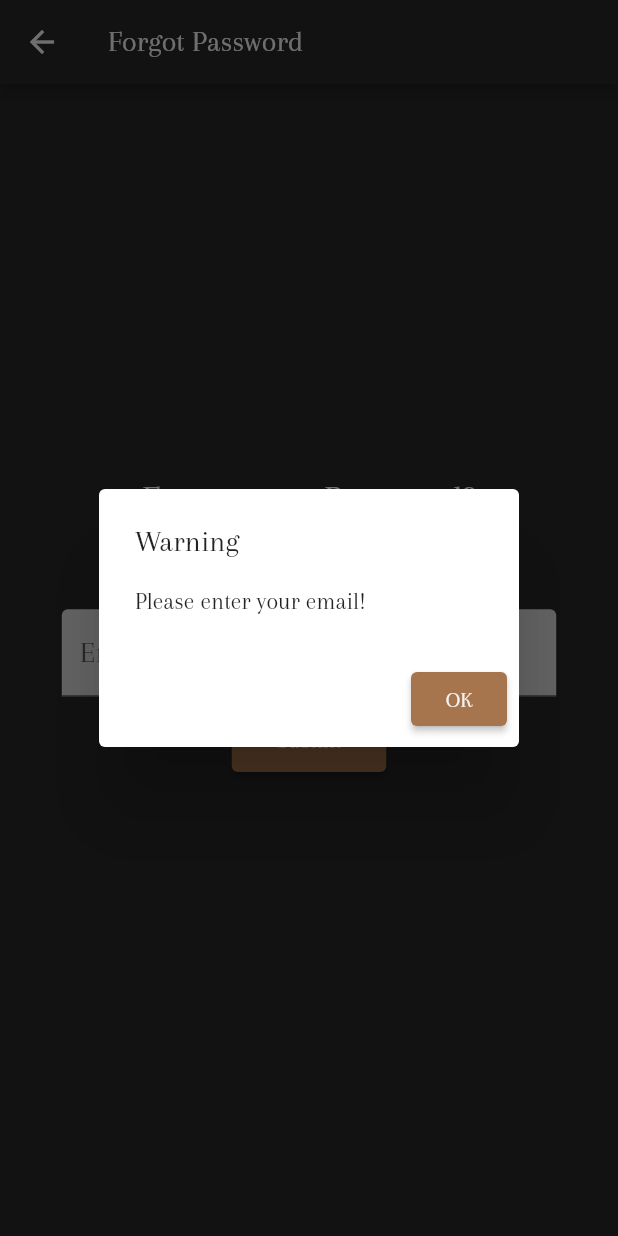
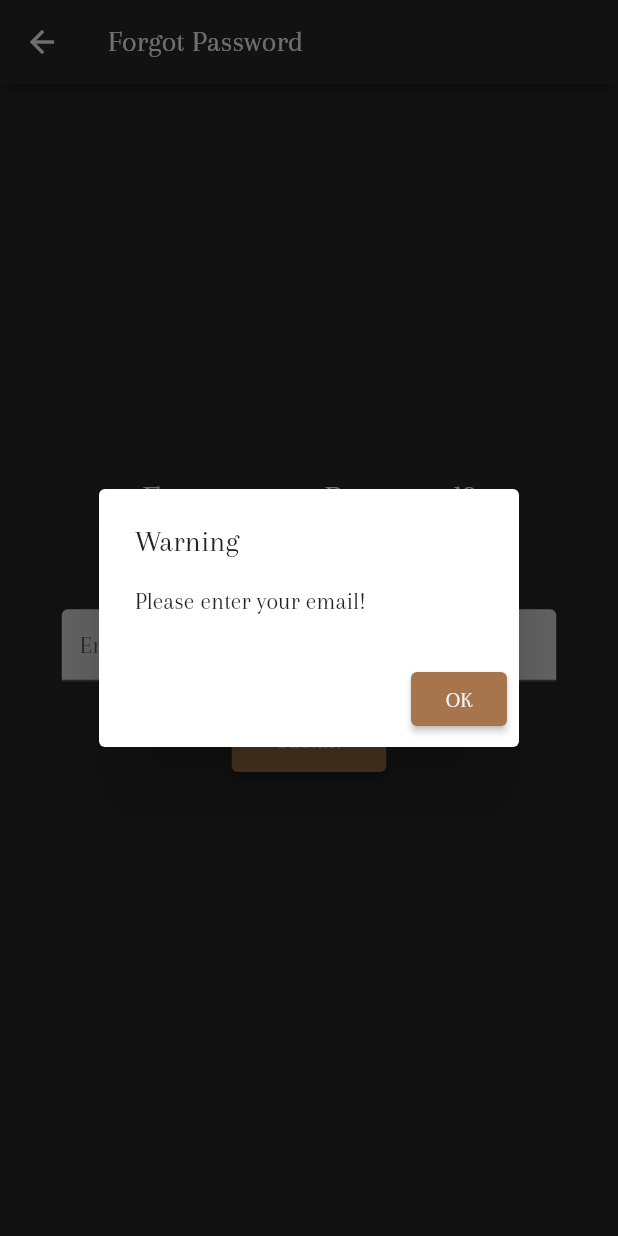
Before and after one commit to toastwareDevelopers/rent-car-with-driver-app, a Flutter app: the ForgotPasswordScreen screen opened by its route, after a tap on "Submit", on a phone screen of 412 x 824 dp. Run offline on Flutter 3.47's test engine with Material 2 defaults, Android fonts, the phone set to English and light mode, and no system bars; our stand-ins replace another_xlider, flutter_chat_bubble, flutter_datetime_picker, image_picker, socket_io_client; missing offline and left inert: iban; network calls fail.

Commit message:
warning messages and forgot password fix

```diff
--- a/lib/utils/warning_alert.dart
+++ b/lib/utils/warning_alert.dart
@@ -1,13 +1,13 @@
 import 'package:flutter/material.dart';
 
 class WarningAlert{
-  static Future<void> showWarningDialog(BuildContext context, String warning,Function func) async {
+  static Future<void> showWarningDialog(BuildContext context,String title,String warning,Function func) async {
     return showDialog<void>(
       context: context,
       barrierDismissible: false,
       builder: (BuildContext context) {
         return AlertDialog(
-          title: const Text('Warning'),
+          title: Text(title),
           content: SingleChildScrollView(
             child: Text(warning),
           ),
--- a/lib/views/loginRegister/forgotpassword_screen.dart
+++ b/lib/views/loginRegister/forgotpassword_screen.dart
@@ -85,9 +85,7 @@ class _ForgotPasswordScreenState extends State<ForgotPasswordScreen> {
                                 InputValidator.validateEmail(value),
                             controller: widget.emailController,
                             decoration: InputDecoration(
-                              //prefixIcon: Icon(Icons.person),
-                              labelText: 'Email',
-                              labelStyle: TextStyle(fontSize: 20.0),
+                              hintText: 'Email',
                             ),
                           ),
                         ),
@@ -104,14 +102,12 @@ class _ForgotPasswordScreenState extends State<ForgotPasswordScreen> {
                               onPressed: () async {
                                 if (widget.emailController.text.isEmpty == true) {
                                   WarningAlert.showWarningDialog(
-                                      context, "Please enter your email!", () {
+                                      context,"Warning","Please enter your email!", () {
                                     Navigator.pop(context);
                                   });
-                                } else if (!RegExp(r"""
-    ^[a-zA-Z0-9.a-zA-Z0-9!#$%&'*+-/=?^_`{|}~]+@[a-zA-Z0-9]+\.[a-zA-Z]+""")
-                                    .hasMatch(widget.emailController.text)) {
+                                } else if (InputValidator.validateEmail(widget.emailController.text) != "") {
                                   WarningAlert.showWarningDialog(
-                                    context,
+                                    context,"Warning",
                                     "Email format is wrong!",
                                     () {
                                       Navigator.pop(context);
@@ -122,7 +118,7 @@ class _ForgotPasswordScreenState extends State<ForgotPasswordScreen> {
                                       widget.emailController.text);
                                   if (status == 200) {
                                     WarningAlert.showWarningDialog(
-                                      context,
+                                      context,"Success",
                                       "Your new password is sent to your email.",
                                       () {
                                         Navigator.pop(context);
@@ -130,7 +126,7 @@ class _ForgotPasswordScreenState extends State<ForgotPasswordScreen> {
                                     );
                                   } else {
                                     WarningAlert.showWarningDialog(
-                                      context,
+                                      context,"Warning",
                                       "We can not reset your password now. Please try again later!",
                                       () {
                                         Navigator.pop(context);
--- a/lib/views/loginRegister/login_screen.dart
+++ b/lib/views/loginRegister/login_screen.dart
@@ -117,7 +117,7 @@ class _LoginScreenState extends State<LoginScreen> {
                             if (widget.emailController.text.isEmpty ||
                                 widget.passwordController.text.isEmpty) {
                               WarningAlert.showWarningDialog(
-                                  context, "Please fill al inputs!", () {
+                                  context,"Warning", "Please fill al inputs!", () {
                                 Navigator.pop(context);
                               });
                               // If email format is wrong
@@ -125,7 +125,7 @@ class _LoginScreenState extends State<LoginScreen> {
                                     r"""^[a-zA-Z0-9.a-zA-Z0-9!#$%&'*+-/=?^_`{|}~]+@[a-zA-Z0-9]+\.[a-zA-Z]+""")
                                 .hasMatch(widget.emailController.text)) {
                               WarningAlert.showWarningDialog(
-                                  context, "Email format is wrong!", () {
+                                  context, "Warning","Email format is wrong!", () {
                                 Navigator.pop(context);
                               });
                             } else {
@@ -137,7 +137,7 @@ class _LoginScreenState extends State<LoginScreen> {
                                   (await AuthService.login(login));
                               if (response.statusCode != 200) {
                                 WarningAlert.showWarningDialog(
-                                  context,
+                                  context,"Warning",
                                   response.body.split("\"")[3],
                                   () {
                                     Navigator.pop(context);
--- a/lib/views/loginRegister/register_driver_car.dart
+++ b/lib/views/loginRegister/register_driver_car.dart
@@ -335,12 +335,12 @@ class _RegisterDriverCarScreenState extends State<RegisterDriverCarScreen> {
                           widget.hourlyPriceController.text,
                           widget.taxNumberController.text)) {
                         WarningAlert.showWarningDialog(
-                            context, "You must fill all inputs", () {
+                            context, "Warning","You must fill all inputs", () {
                           Navigator.pop(context);
                         });
                       } else if(carPhotos.length - 1 < 3) {
                         WarningAlert.showWarningDialog(
-                            context, "You must upload at least 3 Car Photos!", () {
+                            context, "Warning","You must upload at least 3 Car Photos!", () {
                           Navigator.pop(context);
                         });
                       } else {
--- a/lib/views/loginRegister/register_driver_docs.dart
+++ b/lib/views/loginRegister/register_driver_docs.dart
@@ -97,7 +97,7 @@ class _RegisterDriverDocsScreenState extends State<RegisterDriverDocsScreen> {
                     onPressed: () async {
                       if(legalDocumentPhotos.length - 1 < 6) {
                         WarningAlert.showWarningDialog(
-                            context, "You must upload at least 6 photos!", () {
+                            context, "Warning","You must upload at least 6 photos!", () {
                           Navigator.pop(context);
                         });
                       } else {
@@ -149,7 +149,7 @@ class _RegisterDriverDocsScreenState extends State<RegisterDriverDocsScreen> {
                             },
                           );
                           WarningAlert.showWarningDialog(
-                              context,
+                              context,"Warning",
                               errorMessages[0] == "null"
                                   ? jsonDecode(res.body)["msg"]
                                   : errorMessages
@@ -161,7 +161,7 @@ class _RegisterDriverDocsScreenState extends State<RegisterDriverDocsScreen> {
                             Navigator.pop(context);
                           });
                         } else {
-                          WarningAlert.showWarningDialog(context,
+                          WarningAlert.showWarningDialog(context,"Success",
                               "Congrulations! You have registered succesfully!",
                                   () {
                                 Navigator.pushNamed(context, "/");
--- a/lib/views/loginRegister/register_driver_personal.dart
+++ b/lib/views/loginRegister/register_driver_personal.dart
@@ -365,7 +365,7 @@ class _RegisterDriverPersonalScreenState
                           widget.nationalIdController.text,
                           widget.biographyController.text)) {
                         WarningAlert.showWarningDialog(
-                            context, "Please fill all inputs", () {
+                            context,"Warning", "Please fill all inputs", () {
                           Navigator.pop(context);
                         });
                       } else {
--- a/lib/views/profile/editProfilePages/edit_customer.dart
+++ b/lib/views/profile/editProfilePages/edit_customer.dart
@@ -347,7 +347,7 @@ class _EditCustomerScreenState extends State<EditCustomerScreen> {
                                           password2.value.text.toString()) !=
                                       0) {
                                     WarningAlert.showWarningDialog(
-                                      context,
+                                      context,"Warning",
                                       "Master Password must be same as confirmation ,but was different!",
                                       () {
                                         Navigator.pop(context);
@@ -383,7 +383,7 @@ class _EditCustomerScreenState extends State<EditCustomerScreen> {
                                             RentVanApp.userId)) !=
                                         200) {
                                       WarningAlert.showWarningDialog(
-                                        context,
+                                        context,"Warning",
                                         "An Error occurred, We can not change your data!.",
                                         () {
                                           Navigator.pop(context);
--- a/lib/views/profile/editProfilePages/edit_driver_auth.dart
+++ b/lib/views/profile/editProfilePages/edit_driver_auth.dart
@@ -147,7 +147,7 @@ class _EditDriverAuthScreenState extends State<EditDriverAuthScreen> {
                     onPressed: () async {
                       if (!controlIsSamePasswordAndRePassword(
                           passwordController.text, repasswordController.text)) {
-                        WarningAlert.showWarningDialog(context,
+                        WarningAlert.showWarningDialog(context,"Warning",
                             "Master Password must be same as confirmation ,but was different!",
                             () {
                           Navigator.pop(context);
--- a/lib/views/profile/editProfilePages/edit_driver_car.dart
+++ b/lib/views/profile/editProfilePages/edit_driver_car.dart
@@ -322,7 +322,7 @@ class _EditDriverCarScreenState extends State<EditDriverCarScreen> {
                     onPressed: () {
                       if (carPhotos.length - 1 < 3) {
                         WarningAlert.showWarningDialog(
-                            context, "You must upload atleast 3 car photos!",
+                            context, "Warning","You must upload at least 3 car photos!",
                             () {
                           Navigator.pop(context);
                         });
--- a/lib/views/profile/editProfilePages/edit_driver_docs.dart
+++ b/lib/views/profile/editProfilePages/edit_driver_docs.dart
@@ -104,7 +104,7 @@ class _EditDriverDocsScreenState extends State<EditDriverDocsScreen> {
                     onPressed: () async {
                       if(legalDocumentPhotos.length - 1 < 6) {
                         WarningAlert.showWarningDialog(
-                            context, "You must upload atleast 6 legal document photos!", () {
+                            context,"Warning", "You must upload at least 6 legal document photos!", () {
                           Navigator.pop(context);
                         });
                       } else {
@@ -112,7 +112,7 @@ class _EditDriverDocsScreenState extends State<EditDriverDocsScreen> {
                         if ((await ProfileService.editDriver(EditDriverAuthScreen.editDriver, RentVanApp.userId)) !=
                             200) {
                           WarningAlert.showWarningDialog(
-                              context, "An Error occurred, We can not change your data!.", () {
+                              context, "Warning","An Error occurred, We can not change your data!.", () {
                             Navigator.pop(context);
                           });
                         } else {
--- a/lib/views/profile/review_screen.dart
+++ b/lib/views/profile/review_screen.dart
@@ -194,7 +194,7 @@ class _ReviewScreenState extends State<ReviewScreen> {
                               onPressed: () async {
                                 if (double.parse(widget.rating.text) > 10 ||
                                     double.parse(widget.rating.text) < 0) {
-                                  WarningAlert.showWarningDialog(context,
+                                  WarningAlert.showWarningDialog(context,"Warning",
                                       "Error! Rating must be within 0 and 10!",
                                       () {
                                     Navigator.pop(context);
@@ -208,7 +208,7 @@ class _ReviewScreenState extends State<ReviewScreen> {
                                           widget.rating.text,
                                           customerTrip.tripId);
                                   if (statusCode == 200) {
-                                    WarningAlert.showWarningDialog(context,
+                                    WarningAlert.showWarningDialog(context,"Success",
                                         "Congrulations! Your review is added succesfully!",
                                         () {
                                       Navigator.popUntil(context,
```
Also changed, not shown: lib/views/chat/message_screen.dart (+4 -4 lines), lib/views/loginRegister/register_customer.dart (+5 -5 lines), lib/views/loginRegister/register_driver_auth.dart (+4 -4 lines), lib/views/payment/payment.dart (+4 -4 lines), lib/views/profile/driver_balance.dart (+4 -4 lines).
